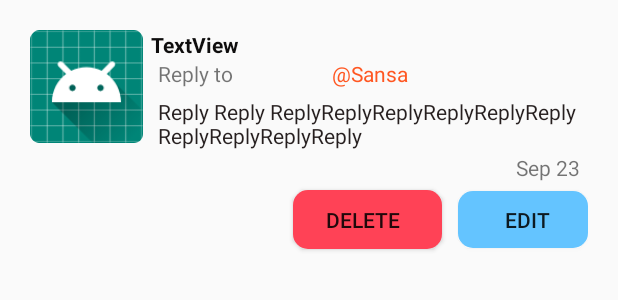
After one commit to VidulaDakshitha/Question-Answer-mobile-app-using-Android-studio, an Android app: the layout reply_dashbord_reply_row.xml on its own in the app's theme, with its tools: preview values and no code run, on a phone screen of 412 x 824 dp. The commit adds this screen. Shown: the top 300 px of the screen. Run offline under Robolectric (Android 15) with nearby library versions, the phone set to English and light mode, and no system bars.

Commit message:
Add reply list for replydash and add Reply entity

```diff
--- /dev/null
+++ b/app/src/main/res/drawable/reply_delete_btn.xml
@@ -0,0 +1,5 @@
+<?xml version="1.0" encoding="utf-8"?>
+<shape xmlns:android="http://schemas.android.com/apk/res/android" android:shape="rectangle">
+    <solid android:color="#FF4256"/>
+    <corners android:radius="10dp"/>
+</shape>
--- /dev/null
+++ b/app/src/main/res/drawable/reply_edit_btn.xml
@@ -0,0 +1,5 @@
+<?xml version="1.0" encoding="utf-8"?>
+<shape xmlns:android="http://schemas.android.com/apk/res/android" android:shape="rectangle">
+    <solid android:color="#64C4FF"/>
+    <corners android:radius="10dp"/>
+</shape>
--- /dev/null
+++ b/app/src/main/res/layout/reply_dashbord_reply_row.xml
@@ -0,0 +1,116 @@
+<?xml version="1.0" encoding="utf-8"?>
+<LinearLayout xmlns:android="http://schemas.android.com/apk/res/android"
+    xmlns:tools="http://schemas.android.com/tools"
+    android:orientation="horizontal"
+    android:layout_width="match_parent"
+    android:layout_height="wrap_content"
+    android:padding="20dp">
+
+    <ImageView
+        android:layout_width="75dp"
+        android:layout_height="75dp"
+        android:src="@mipmap/ic_launcher_round"
+        android:id="@+id/userimage"
+        />
+
+    <LinearLayout
+          android:layout_width="match_parent"
+          android:layout_height="wrap_content"
+          android:orientation="vertical"
+          >
+
+
+        <TextView
+            android:id="@+id/user_name"
+            android:layout_width="match_parent"
+            android:layout_height="wrap_content"
+            android:paddingLeft="5dp"
+            android:text="TextView"
+            android:textColor="#0E0D0D"
+            android:textStyle="bold" />
+
+        <LinearLayout
+            android:layout_width="match_parent"
+            android:layout_height="match_parent"
+            android:orientation="horizontal">
+
+            <TextView
+                android:id="@+id/replyto"
+                android:layout_width="6dp"
+                android:layout_height="match_parent"
+                android:layout_weight="1"
+                android:paddingLeft="10dp"
+                android:paddingRight="5dp"
+                android:text="@string/reply_to" />
+
+            <TextView
+                android:id="@+id/reply_user_name"
+                android:layout_width="wrap_content"
+                android:layout_height="wrap_content"
+                android:layout_weight="1"
+                android:paddingLeft="5dp"
+                android:paddingRight="5dp"
+                android:text="@string/reply_user"
+                android:textColor="#FF5722" />
+        </LinearLayout>
+
+        <TextView
+            android:id="@+id/reply_messge"
+            android:layout_width="match_parent"
+            android:layout_height="wrap_content"
+            android:paddingLeft="10dp"
+            android:paddingTop="6dp"
+            android:paddingRight="1dp"
+            android:paddingBottom="2dp"
+            android:text="@string/reply_contain"
+            android:textColor="#E8110909" />
+
+        <LinearLayout
+            android:layout_width="match_parent"
+            android:layout_height="match_parent"
+            android:orientation="horizontal">
+
+            <TextView
+                android:id="@+id/reply_date"
+                android:layout_width="wrap_content"
+                android:layout_height="wrap_content"
+                android:layout_weight="1"
+                android:gravity="right"
+                android:paddingRight="5dp"
+                android:text="@string/date_reply"
+                 />
+        </LinearLayout>
+
+        <LinearLayout
+            android:layout_width="match_parent"
+            android:layout_height="match_parent"
+            android:orientation="horizontal">
+
+            <Button
+                android:id="@+id/delete_reply"
+                android:layout_width="99dp"
+                android:layout_height="39dp"
+                android:layout_marginTop="5dp"
+                android:layout_marginBottom="5dp"
+                android:layout_marginLeft="100dp"
+                android:layout_marginRight="5dp"
+                android:background="@drawable/reply_delete_btn"
+                android:paddingRight="5dp"
+                android:text="@string/delete_reply" />
+
+            <Button
+                android:id="@+id/edit_reply"
+                android:layout_width="24dp"
+                android:layout_height="38dp"
+                android:layout_marginLeft="5dp"
+                android:layout_marginTop="5dp"
+                android:layout_marginBottom="5dp"
+                android:layout_weight="1"
+                android:background="@drawable/reply_edit_btn"
+                android:paddingLeft="5dp"
+                android:text="@string/edit_reply" />
+        </LinearLayout>
+
+
+    </LinearLayout>
+</LinearLayout>
--- a/app/src/main/res/values/strings.xml
+++ b/app/src/main/res/values/strings.xml
@@ -70,6 +70,12 @@
     <string name="editdetails_btn">Edit Details</string>
     <string name="deleteAcc_btn">Delete Account</string>
     <string name="signout_btn">Sign Out</string>
+    <string name="reply_to">Reply to</string>
+    <string name="reply_user">\@Sansa</string>
+    <string name="reply_contain">Reply Reply ReplyReplyReplyReplyReplyReplyReplyReplyReplyReply</string>
+    <string name="date_reply">Sep 23</string>
+    <string name="delete_reply">Delete</string>
+    <string name="edit_reply">Edit</string>
 
 
 </resources>
```
Also changed, not shown: app/src/main/java/com/example/madforumapp/Reply.java (added, +44 -0 lines), app/src/main/java/com/example/madforumapp/ReplyDashbord.java (+28 -0 lines), app/src/main/java/com/example/madforumapp/ReplyListAdapter.java (added, +55 -0 lines), app/src/main/res/layout/activity_reply_dashbord.xml (+14 -116 lines).
